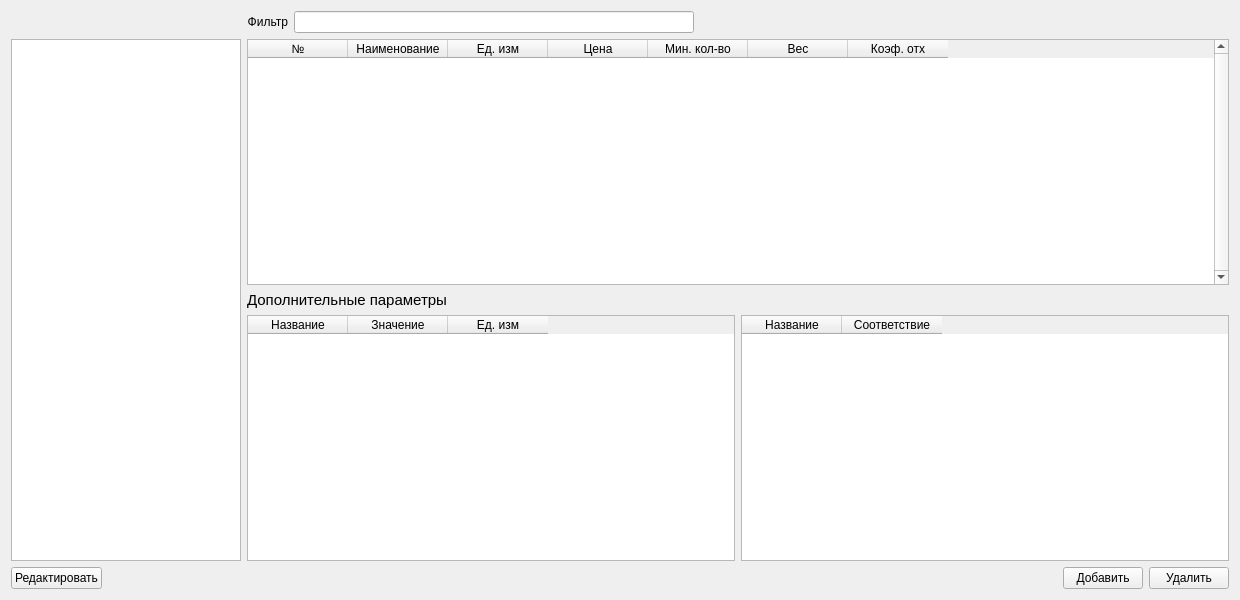
Old version of the form sources/gui/materialswindow.ui in the repository Keqy/Matterhorn-materials.
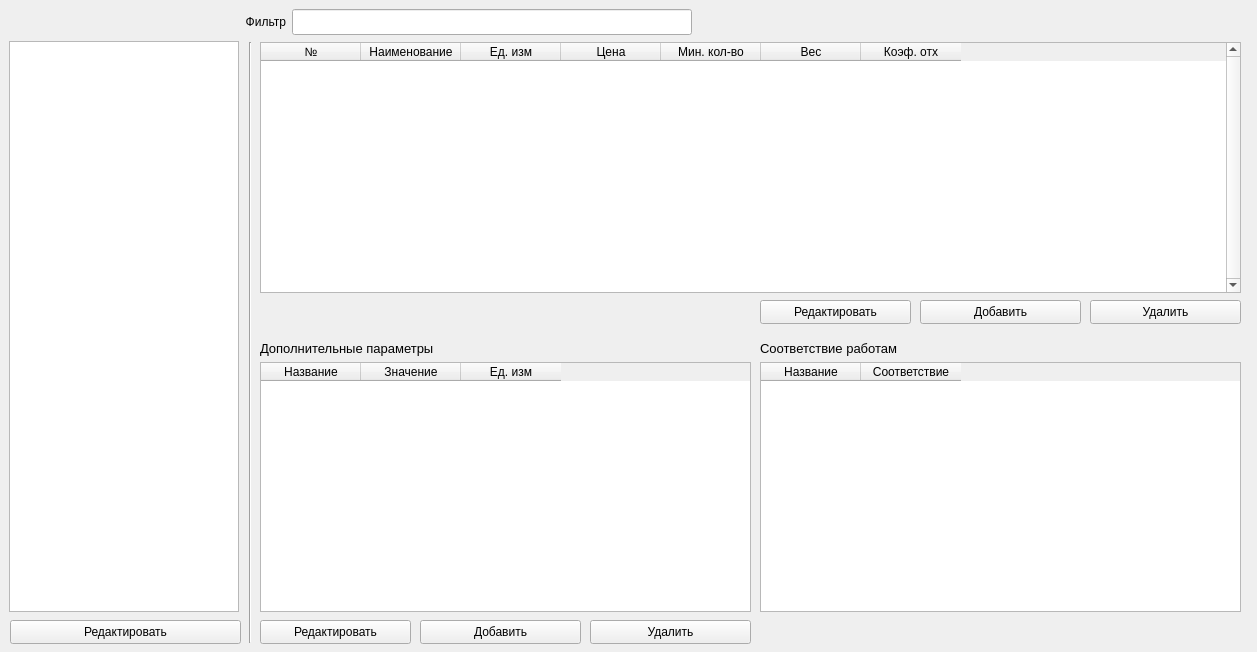
New version of the form. Icons and pictures are not drawn.

Commit message: refactor: Refactor addMaterialDialog and materialsWindow gui components

What changed in the file:
```diff
--- a/sources/gui/materialswindow.ui
+++ b/sources/gui/materialswindow.ui
@@ -6,8 +6,8 @@
    <rect>
     <x>0</x>
     <y>0</y>
-    <width>1240</width>
-    <height>600</height>
+    <width>1257</width>
+    <height>652</height>
    </rect>
   </property>
   <property name="sizePolicy">
@@ -18,14 +18,14 @@
   </property>
   <property name="minimumSize">
    <size>
-    <width>1240</width>
-    <height>600</height>
+    <width>1257</width>
+    <height>652</height>
    </size>
   </property>
   <property name="maximumSize">
    <size>
-    <width>1240</width>
-    <height>600</height>
+    <width>1257</width>
+    <height>652</height>
    </size>
   </property>
   <property name="font">
@@ -44,8 +44,122 @@
   <property name="autoFillBackground">
    <bool>false</bool>
   </property>
-  <layout class="QGridLayout" name="gridLayout">
-   <item row="0" column="0" colspan="4">
+  <widget class="QPushButton" name="editButton">
+   <property name="geometry">
+    <rect>
+     <x>10</x>
+     <y>620</y>
+     <width>231</width>
+     <height>24</height>
+    </rect>
+   </property>
+   <property name="text">
+    <string>Редактировать</string>
+   </property>
+  </widget>
+  <widget class="QPushButton" name="addButton">
+   <property name="geometry">
+    <rect>
+     <x>920</x>
+     <y>300</y>
+     <width>161</width>
+     <height>24</height>
+    </rect>
+   </property>
+   <property name="text">
+    <string>Добавить</string>
+   </property>
+  </widget>
+  <widget class="QPushButton" name="removeButton">
+   <property name="geometry">
+    <rect>
+     <x>1090</x>
+     <y>300</y>
+     <width>151</width>
+     <height>24</height>
+    </rect>
+   </property>
+   <property name="text">
+    <string>Удалить</string>
+   </property>
+  </widget>
+  <widget class="QPushButton" name="pushButton_2">
+   <property name="geometry">
+    <rect>
+     <x>590</x>
+     <y>620</y>
+     <width>161</width>
+     <height>24</height>
+    </rect>
+   </property>
+   <property name="text">
+    <string>Удалить</string>
+   </property>
+  </widget>
+  <widget class="QPushButton" name="pushButton">
+   <property name="geometry">
+    <rect>
+     <x>420</x>
+     <y>620</y>
+     <width>161</width>
+     <height>24</height>
+    </rect>
+   </property>
+   <property name="text">
+    <string>Добавить</string>
+   </property>
+  </widget>
+  <widget class="Line" name="line">
+   <property name="geometry">
+    <rect>
+     <x>240</x>
+     <y>42</y>
+     <width>20</width>
+     <height>601</height>
+    </rect>
+   </property>
+   <property name="frameShadow">
+    <enum>QFrame::Shadow::Sunken</enum>
+   </property>
+   <property name="orientation">
+    <enum>Qt::Orientation::Vertical</enum>
+   </property>
+  </widget>
+  <widget class="QPushButton" name="pushButton_3">
+   <property name="geometry">
+    <rect>
+     <x>260</x>
+     <y>620</y>
+     <width>151</width>
+     <height>24</height>
+    </rect>
+   </property>
+   <property name="text">
+    <string>Редактировать</string>
+   </property>
+  </widget>
+  <widget class="QPushButton" name="addButton_2">
+   <property name="geometry">
+    <rect>
+     <x>760</x>
+     <y>300</y>
+     <width>151</width>
+     <height>24</height>
+    </rect>
+   </property>
+   <property name="text">
+    <string>Редактировать</string>
+   </property>
+  </widget>
+  <widget class="QWidget" name="layoutWidget">
+   <property name="geometry">
+    <rect>
+     <x>9</x>
+     <y>9</y>
+     <width>1231</width>
+     <height>26</height>
+    </rect>
+   </property>
     <layout class="QHBoxLayout" name="horizontalLayout">
      <property name="sizeConstraint">
       <enum>QLayout::SizeConstraint::SetNoConstraint</enum>
@@ -124,11 +238,16 @@
       </spacer>
      </item>
     </layout>
-   </item>
-   <item row="1" column="0" colspan="4">
-    <layout class="QHBoxLayout" name="horizontalLayout_4">
-     <item>
+  </widget>
       <widget class="QTreeWidget" name="materialsTreeWidget">
+   <property name="geometry">
+    <rect>
+     <x>9</x>
+     <y>41</y>
+     <width>230</width>
+     <height>571</height>
+    </rect>
+   </property>
        <property name="sizePolicy">
         <sizepolicy hsizetype="Fixed" vsizetype="Preferred">
          <horstretch>0</horstretch>
@@ -171,14 +290,119 @@
         </property>
        </column>
       </widget>
+  <widget class="QWidget" name="layoutWidget">
+   <property name="geometry">
+    <rect>
+     <x>760</x>
+     <y>341</y>
+     <width>481</width>
+     <height>271</height>
+    </rect>
+   </property>
+   <layout class="QVBoxLayout" name="verticalLayout_2">
+    <item>
+     <widget class="QLabel" name="label_3">
+      <property name="font">
+       <font>
+        <family>Segoe UI</family>
+        <pointsize>10</pointsize>
+       </font>
+      </property>
+      <property name="styleSheet">
+       <string notr="true">color: rgb(0, 0, 0);</string>
+      </property>
+      <property name="text">
+       <string>Соответствие работам</string>
+      </property>
+     </widget>
      </item>
      <item>
+     <widget class="QTableWidget" name="materialWorkAppropriatenessTableWidget">
+      <property name="verticalScrollBarPolicy">
+       <enum>Qt::ScrollBarPolicy::ScrollBarAsNeeded</enum>
+      </property>
+      <property name="horizontalScrollBarPolicy">
+       <enum>Qt::ScrollBarPolicy::ScrollBarAlwaysOff</enum>
+      </property>
+      <column>
+       <property name="text">
+        <string>Название</string>
+       </property>
+      </column>
+      <column>
+       <property name="text">
+        <string>Соответствие</string>
+       </property>
+      </column>
+     </widget>
+    </item>
+   </layout>
+  </widget>
+  <widget class="QWidget" name="layoutWidget">
+   <property name="geometry">
+    <rect>
+     <x>260</x>
+     <y>341</y>
+     <width>491</width>
+     <height>271</height>
+    </rect>
+   </property>
       <layout class="QVBoxLayout" name="verticalLayout">
        <item>
+     <widget class="QLabel" name="label_2">
+      <property name="font">
+       <font>
+        <family>Segoe UI</family>
+        <pointsize>10</pointsize>
+       </font>
+      </property>
+      <property name="styleSheet">
+       <string notr="true">color: rgb(0, 0, 0);</string>
+      </property>
+      <property name="text">
+       <string>Дополнительные параметры</string>
+      </property>
+     </widget>
+    </item>
+    <item>
+     <widget class="QTableWidget" name="materialsExtraOptionsTableWidget">
+      <property name="horizontalScrollBarPolicy">
+       <enum>Qt::ScrollBarPolicy::ScrollBarAlwaysOff</enum>
+      </property>
+      <attribute name="verticalHeaderVisible">
+       <bool>false</bool>
+      </attribute>
+      <column>
+       <property name="text">
+        <string>Название</string>
+       </property>
+      </column>
+      <column>
+       <property name="text">
+        <string>Значение</string>
+       </property>
+      </column>
+      <column>
+       <property name="text">
+        <string>Ед. изм</string>
+       </property>
+      </column>
+     </widget>
+    </item>
+   </layout>
+  </widget>
         <widget class="QTableWidget" name="materialsTableWidget">
          <property name="enabled">
           <bool>true</bool>
          </property>
+   <property name="geometry">
+    <rect>
+     <x>260</x>
+     <y>42</y>
+     <width>981</width>
+     <height>251</height>
+    </rect>
+   </property>
          <property name="layoutDirection">
           <enum>Qt::LayoutDirection::LeftToRight</enum>
          </property>
@@ -239,108 +463,6 @@
           </property>
          </column>
         </widget>
-       </item>
-       <item>
-        <widget class="QLabel" name="label_2">
-         <property name="font">
-          <font>
-           <family>Segoe UI</family>
-           <pointsize>11</pointsize>
-          </font>
-         </property>
-         <property name="styleSheet">
-          <string notr="true">color: rgb(0, 0, 0);</string>
-         </property>
-         <property name="text">
-          <string>Дополнительные параметры</string>
-         </property>
-        </widget>
-       </item>
-       <item>
-        <layout class="QHBoxLayout" name="horizontalLayout_2">
-         <item>
-          <widget class="QTableWidget" name="materialsExtraOptionsTableWidget">
-           <property name="horizontalScrollBarPolicy">
-            <enum>Qt::ScrollBarPolicy::ScrollBarAlwaysOff</enum>
-           </property>
-           <column>
-            <property name="text">
-             <string>Название</string>
-            </property>
-           </column>
-           <column>
-            <property name="text">
-             <string>Значение</string>
-            </property>
-           </column>
-           <column>
-            <property name="text">
-             <string>Ед. изм</string>
-            </property>
-           </column>
-          </widget>
-         </item>
-         <item>
-          <widget class="QTableWidget" name="materialWorkAppropriatenessTableWidget">
-           <property name="verticalScrollBarPolicy">
-            <enum>Qt::ScrollBarPolicy::ScrollBarAsNeeded</enum>
-           </property>
-           <property name="horizontalScrollBarPolicy">
-            <enum>Qt::ScrollBarPolicy::ScrollBarAlwaysOff</enum>
-           </property>
-           <column>
-            <property name="text">
-             <string>Название</string>
-            </property>
-           </column>
-           <column>
-            <property name="text">
-             <string>Соответствие</string>
-            </property>
-           </column>
-          </widget>
-         </item>
-        </layout>
-       </item>
-      </layout>
-     </item>
-    </layout>
-   </item>
-   <item row="2" column="0">
-    <widget class="QPushButton" name="editButton">
-     <property name="text">
-      <string>Редактировать</string>
-     </property>
-    </widget>
-   </item>
-   <item row="2" column="1">
-    <spacer name="horizontalSpacer_3">
-     <property name="orientation">
-      <enum>Qt::Orientation::Horizontal</enum>
-     </property>
-     <property name="sizeHint" stdset="0">
-      <size>
-       <width>944</width>
-       <height>20</height>
-      </size>
-     </property>
-    </spacer>
-   </item>
-   <item row="2" column="2">
-    <widget class="QPushButton" name="addButton">
-     <property name="text">
-      <string>Добавить</string>
-     </property>
-    </widget>
-   </item>
-   <item row="2" column="3">
-    <widget class="QPushButton" name="removeButton">
-     <property name="text">
-      <string>Удалить</string>
-     </property>
-    </widget>
-   </item>
-  </layout>
  </widget>
  <resources>
   <include location="../../resources/resources.qrc"/>
```
Lines whose indentation alone changed are shown as unchanged. The commit also changes 4 other files.
